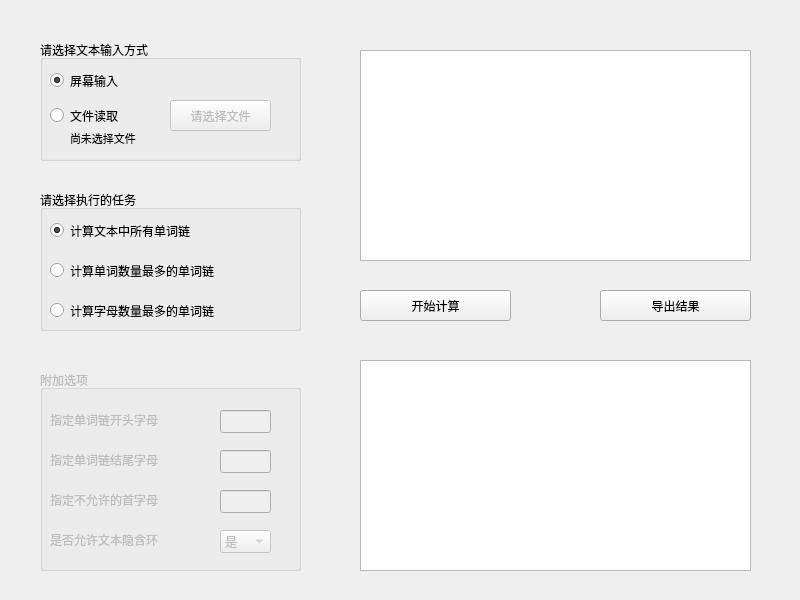
Before: the Qt Designer form gui/widget.ui in Hyggge/2023-SE-wordlist, drawn with Qt 5.
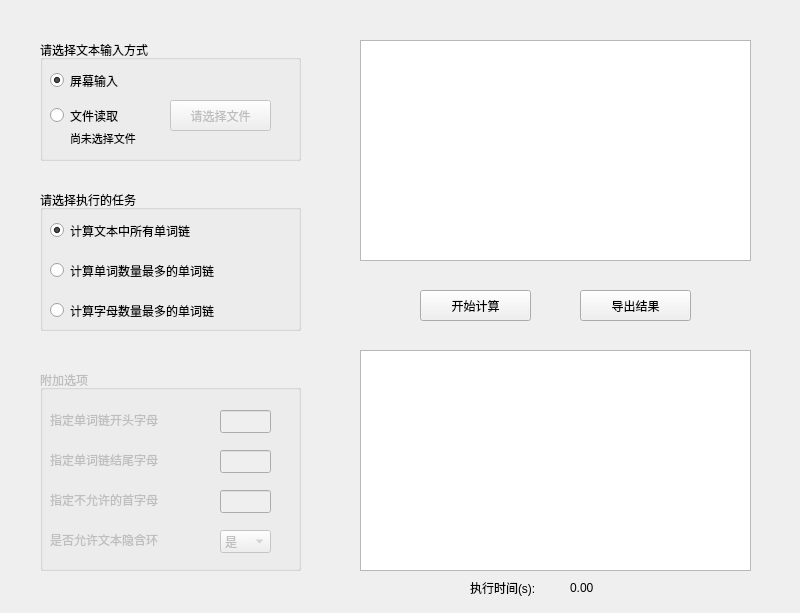
After: the same form once the commit is applied.

Commit message: feat(gui): 在GUI界面上显示运行时间

The edit to the form file:
```diff
--- a/gui/widget.ui
+++ b/gui/widget.ui
@@ -10,7 +10,7 @@
     <x>0</x>
     <y>0</y>
     <width>800</width>
-    <height>600</height>
+    <height>613</height>
    </rect>
   </property>
   <property name="windowTitle">
@@ -338,18 +338,18 @@
    <property name="geometry">
     <rect>
      <x>360</x>
-     <y>50</y>
+     <y>40</y>
      <width>391</width>
-     <height>211</height>
+     <height>221</height>
     </rect>
    </property>
   </widget>
   <widget class="QPushButton" name="startButton">
    <property name="geometry">
     <rect>
-     <x>360</x>
+     <x>420</x>
      <y>290</y>
-     <width>151</width>
+     <width>111</width>
      <height>31</height>
     </rect>
    </property>
@@ -360,9 +360,9 @@
   <widget class="QPushButton" name="exportButton">
    <property name="geometry">
     <rect>
-     <x>600</x>
+     <x>580</x>
      <y>290</y>
-     <width>151</width>
+     <width>111</width>
      <height>31</height>
     </rect>
    </property>
@@ -377,15 +377,41 @@
    <property name="geometry">
     <rect>
      <x>360</x>
-     <y>360</y>
+     <y>350</y>
      <width>391</width>
-     <height>211</height>
+     <height>221</height>
     </rect>
    </property>
    <property name="readOnly">
     <bool>true</bool>
    </property>
   </widget>
+  <widget class="QLabel" name="totTimeLabel">
+   <property name="geometry">
+    <rect>
+     <x>470</x>
+     <y>580</y>
+     <width>91</width>
+     <height>16</height>
+    </rect>
+   </property>
+   <property name="text">
+    <string>执行时间(s):</string>
+   </property>
+  </widget>
+  <widget class="QLabel" name="totTimeDisplay">
+   <property name="geometry">
+    <rect>
+     <x>570</x>
+     <y>580</y>
+     <width>131</width>
+     <height>16</height>
+    </rect>
+   </property>
+   <property name="text">
+    <string>0.00</string>
+   </property>
+  </widget>
  </widget>
  <resources/>
  <connections/>
```
The commit also changes 4 other files.
